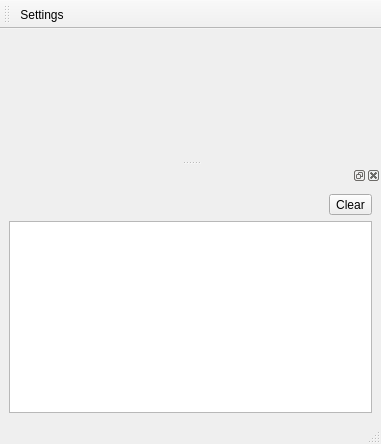
Qt form MainWindow.ui (huseyinkozan/softfm-gui) before a commit.
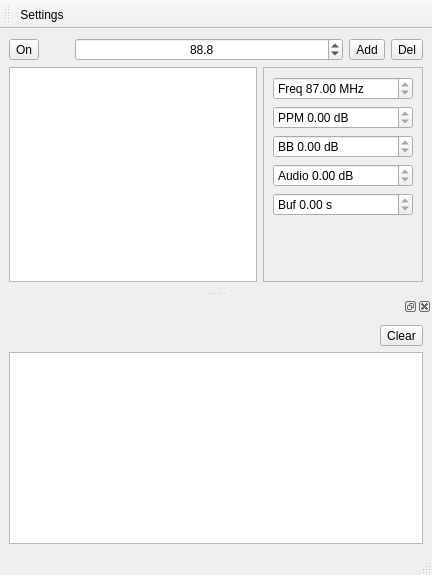
The same form after that commit. Icons and pictures are not drawn.

What changed in the file:
```diff
--- a/MainWindow.ui
+++ b/MainWindow.ui
@@ -6,14 +6,245 @@
    <rect>
     <x>0</x>
     <y>0</y>
-    <width>381</width>
-    <height>444</height>
+    <width>432</width>
+    <height>575</height>
    </rect>
   </property>
   <property name="windowTitle">
    <string/>
   </property>
-  <widget class="QWidget" name="centralwidget"/>
+  <widget class="QWidget" name="centralwidget">
+   <layout class="QVBoxLayout" name="verticalLayout_2">
+    <item>
+     <layout class="QHBoxLayout" name="horizontalLayout">
+      <item>
+       <widget class="QToolButton" name="onButton">
+        <property name="text">
+         <string>On</string>
+        </property>
+        <property name="icon">
+         <iconset resource="resources/images/images.qrc">
+          <normaloff>:/images/icon.svg</normaloff>:/images/icon.svg</iconset>
+        </property>
+        <property name="checkable">
+         <bool>true</bool>
+        </property>
+        <property name="toolButtonStyle">
+         <enum>Qt::ToolButtonTextBesideIcon</enum>
+        </property>
+       </widget>
+      </item>
+      <item>
+       <widget class="QToolButton" name="stereoButton">
+        <property name="enabled">
+         <bool>false</bool>
+        </property>
+        <property name="text">
+         <string/>
+        </property>
+        <property name="icon">
+         <iconset resource="resources/images/images.qrc">
+          <normaloff>:/images/stereo-on.svg</normaloff>:/images/stereo-on.svg</iconset>
+        </property>
+        <property name="autoRaise">
+         <bool>true</bool>
+        </property>
+       </widget>
+      </item>
+      <item>
+       <widget class="QDoubleSpinBox" name="freqDoubleSpinBox">
+        <property name="wrapping">
+         <bool>true</bool>
+        </property>
+        <property name="alignment">
+         <set>Qt::AlignCenter</set>
+        </property>
+        <property name="accelerated">
+         <bool>true</bool>
+        </property>
+        <property name="keyboardTracking">
+         <bool>false</bool>
+        </property>
+        <property name="decimals">
+         <number>1</number>
+        </property>
+        <property name="minimum">
+         <double>87.000000000000000</double>
+        </property>
+        <property name="maximum">
+         <double>108.000000000000000</double>
+        </property>
+        <property name="singleStep">
+         <double>0.100000000000000</double>
+        </property>
+        <property name="value">
+         <double>88.799999999999997</double>
+        </property>
+       </widget>
+      </item>
+      <item>
+       <widget class="QToolButton" name="addButton">
+        <property name="text">
+         <string>Add</string>
+        </property>
+        <property name="icon">
+         <iconset resource="resources/images/images.qrc">
+          <normaloff>:/images/add.svg</normaloff>:/images/add.svg</iconset>
+        </property>
+        <property name="toolButtonStyle">
+         <enum>Qt::ToolButtonTextBesideIcon</enum>
+        </property>
+       </widget>
+      </item>
+      <item>
+       <widget class="QToolButton" name="removeButton">
+        <property name="text">
+         <string>Del</string>
+        </property>
+        <property name="icon">
+         <iconset resource="resources/images/images.qrc">
+          <normaloff>:/images/close.svg</normaloff>:/images/close.svg</iconset>
+        </property>
+        <property name="toolButtonStyle">
+         <enum>Qt::ToolButtonTextBesideIcon</enum>
+        </property>
+       </widget>
+      </item>
+     </layout>
+    </item>
+    <item>
+     <layout class="QHBoxLayout" name="horizontalLayout_2">
+      <item>
+       <widget class="QTableWidget" name="tableWidget">
+        <property name="editTriggers">
+         <set>QAbstractItemView::NoEditTriggers</set>
+        </property>
+       </widget>
+      </item>
+      <item>
+       <widget class="QFrame" name="advancedFrame">
+        <property name="frameShape">
+         <enum>QFrame::StyledPanel</enum>
+        </property>
+        <property name="frameShadow">
+         <enum>QFrame::Raised</enum>
+        </property>
+        <layout class="QVBoxLayout" name="verticalLayout">
+         <item>
+          <widget class="QDoubleSpinBox" name="advFreqDoubleSpinBox">
+           <property name="readOnly">
+            <bool>true</bool>
+           </property>
+           <property name="prefix">
+            <string>Freq </string>
+           </property>
+           <property name="suffix">
+            <string> MHz</string>
+           </property>
+           <property name="minimum">
+            <double>87.000000000000000</double>
+           </property>
+           <property name="maximum">
+            <double>108.000000000000000</double>
+           </property>
+          </widget>
+         </item>
+         <item>
+          <widget class="QDoubleSpinBox" name="advPpmDoubleSpinBox">
+           <property name="readOnly">
+            <bool>true</bool>
+           </property>
+           <property name="prefix">
+            <string>PPM </string>
+           </property>
+           <property name="suffix">
+            <string> dB</string>
+           </property>
+           <property name="minimum">
+            <double>-99999999.000000000000000</double>
+           </property>
+           <property name="maximum">
+            <double>99999999.000000000000000</double>
+           </property>
+          </widget>
+         </item>
+         <item>
+          <widget class="QDoubleSpinBox" name="advBbDoubleSpinBox">
+           <property name="readOnly">
+            <bool>true</bool>
+           </property>
+           <property name="prefix">
+            <string>BB </string>
+           </property>
+           <property name="suffix">
+            <string> dB</string>
+           </property>
+           <property name="minimum">
+            <double>-99999999.000000000000000</double>
+           </property>
+           <property name="maximum">
+            <double>99999999.000000000000000</double>
+           </property>
+          </widget>
+         </item>
+         <item>
+          <widget class="QDoubleSpinBox" name="advAudioDoubleSpinBox">
+           <property name="readOnly">
+            <bool>true</bool>
+           </property>
+           <property name="prefix">
+            <string>Audio </string>
+           </property>
+           <property name="suffix">
+            <string> dB</string>
+           </property>
+           <property name="minimum">
+            <double>-99999999.000000000000000</double>
+           </property>
+           <property name="maximum">
+            <double>99999999.000000000000000</double>
+           </property>
+          </widget>
+         </item>
+         <item>
+          <widget class="QDoubleSpinBox" name="advBufDoubleSpinBox">
+           <property name="readOnly">
+            <bool>true</bool>
+           </property>
+           <property name="prefix">
+            <string>Buf </string>
+           </property>
+           <property name="suffix">
+            <string> s</string>
+           </property>
+           <property name="minimum">
+            <double>-99999999.000000000000000</double>
+           </property>
+           <property name="maximum">
+            <double>99999999.000000000000000</double>
+           </property>
+          </widget>
+         </item>
+         <item>
+          <spacer name="verticalSpacer">
+           <property name="orientation">
+            <enum>Qt::Vertical</enum>
+           </property>
+           <property name="sizeHint" stdset="0">
+            <size>
+             <width>20</width>
+             <height>41</height>
+            </size>
+           </property>
+          </spacer>
+         </item>
+        </layout>
+       </widget>
+      </item>
+     </layout>
+    </item>
+   </layout>
+  </widget>
   <widget class="QMenuBar" name="menubar">
    <property name="geometry">
     <rect>
@@ -54,6 +285,16 @@
        </property>
       </spacer>
      </item>
+     <item row="1" column="0" colspan="2">
+      <widget class="QTextEdit" name="logTextEdit">
+       <property name="undoRedoEnabled">
+        <bool>false</bool>
+       </property>
+       <property name="readOnly">
+        <bool>true</bool>
+       </property>
+      </widget>
+     </item>
     </layout>
    </widget>
   </widget>
```
Left out of the diff: 5 changed lines with no effect on the pictures.
